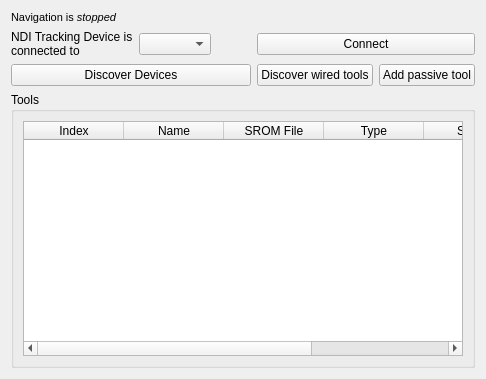
Before: the Qt Designer form Modules/IGTUI/Qmitk/QmitkNDIConfigurationWidget.ui in MITK/MITK, drawn with Qt 5.
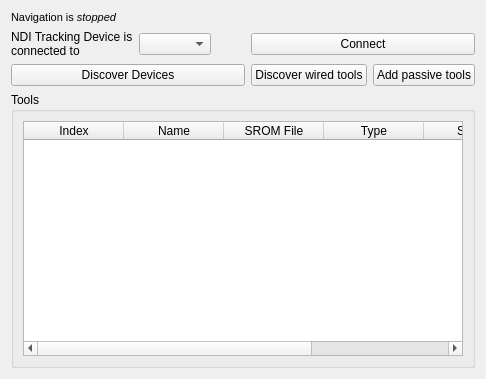
After: the same form once the commit is applied.

Commit message: COMP (#3265): rename TrackingDevice::GetMode() to GetState() ENH (#3139): allow to add multiple passive tools in file open dialog

What changed in the file:
```diff
--- a/Modules/IGTUI/Qmitk/QmitkNDIConfigurationWidget.ui
+++ b/Modules/IGTUI/Qmitk/QmitkNDIConfigurationWidget.ui
@@ -99,7 +99,7 @@
    <item row="5" column="4">
     <widget class="QPushButton" name="m_AddToolBtn">
      <property name="text">
-      <string>Add passive tool</string>
+      <string>Add passive tools</string>
      </property>
     </widget>
    </item>
```
The commit also changes 2 other files.
